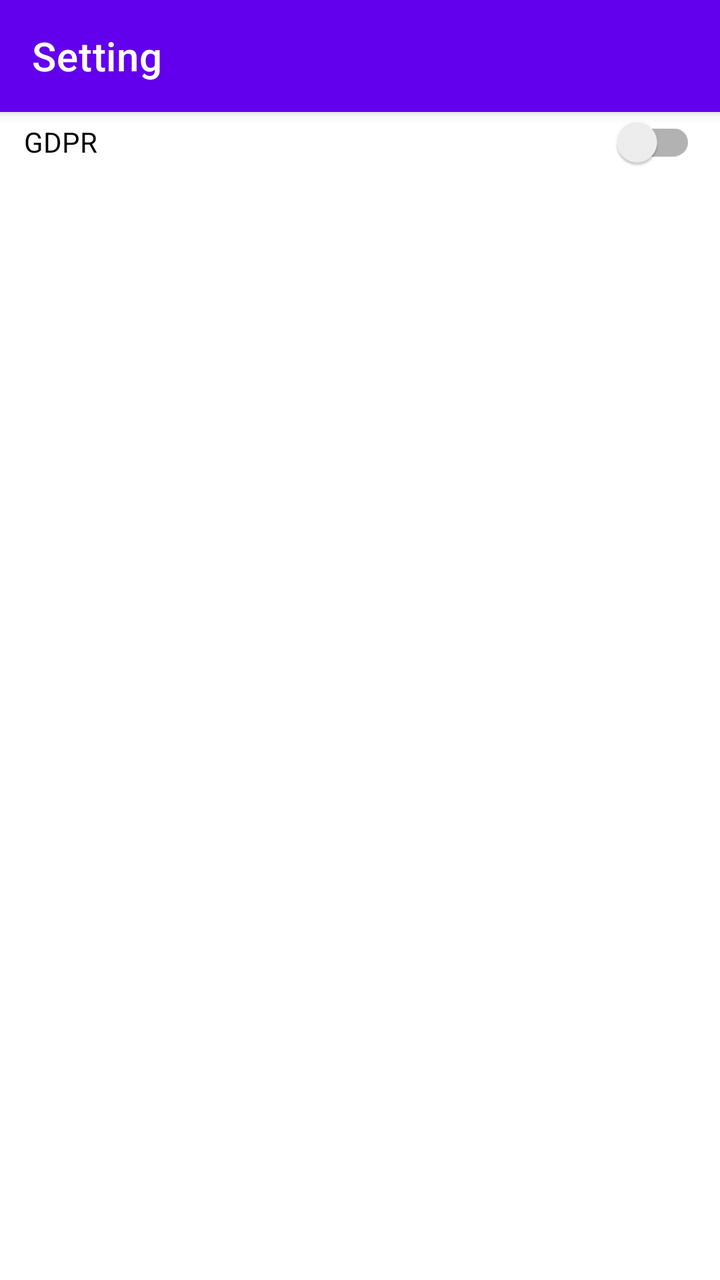
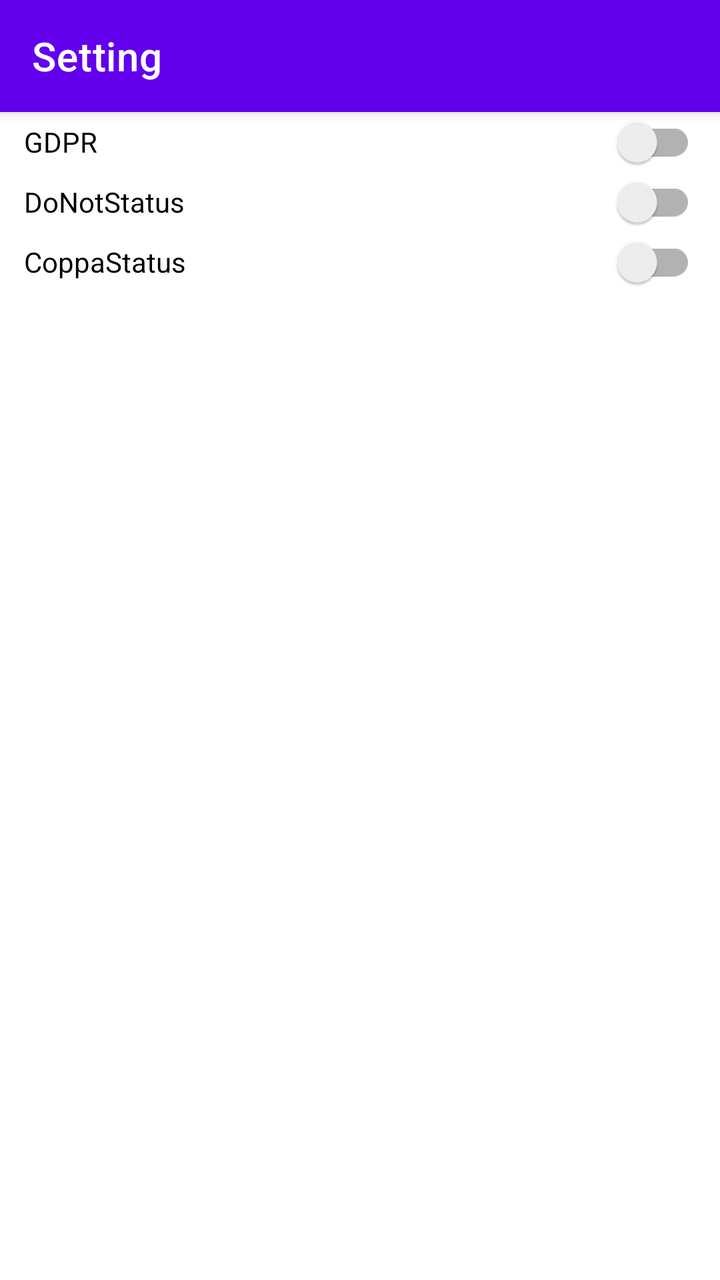

Before-and-after screenshots of an Android layout around one commit, followed by the original layout XML and the change that was made.
<!-- AndroidManifest.xml: application theme Theme.ZMaticooAndroidDemo -->
<!-- res/layout/activity_setting.xml -->
<?xml version="1.0" encoding="utf-8"?>
<androidx.core.widget.NestedScrollView xmlns:android="http://schemas.android.com/apk/res/android"
    xmlns:app="http://schemas.android.com/apk/res-auto"
    android:layout_width="match_parent"
    android:layout_height="match_parent">

    <LinearLayout
        android:layout_width="match_parent"
        android:layout_height="wrap_content"
        android:orientation="vertical">

        <com.google.android.material.appbar.MaterialToolbar
            android:id="@+id/toolbar"
            android:layout_width="match_parent"
            android:layout_height="?attr/actionBarSize"
            android:background="?attr/colorPrimary"
            android:elevation="4dp"
            android:theme="@style/ThemeOverlay.MaterialComponents.Dark.ActionBar"
            app:popupTheme="@style/ThemeOverlay.MaterialComponents.Light"
            app:title="Setting" />

        <RelativeLayout
            android:layout_width="match_parent"
            android:layout_height="30dp"
            android:layout_marginStart="12dp"
            android:layout_marginEnd="12dp">

            <TextView
                android:layout_width="wrap_content"
                android:layout_height="wrap_content"
                android:layout_centerVertical="true"
                android:text="GDPR"
                android:textColor="@color/black" />

            <androidx.appcompat.widget.SwitchCompat
                android:id="@+id/switchGdpr"
                android:layout_width="wrap_content"
                android:layout_height="wrap_content"
                android:layout_alignParentEnd="true"
                android:layout_centerVertical="true" />
        </RelativeLayout>
    </LinearLayout>
</androidx.core.widget.NestedScrollView>
<!-- resources referenced by this layout -->
<resources>
  <color name="black">#FF000000</color>
  <style name="Theme.ZMaticooAndroidDemo" parent="Theme.MaterialComponents.DayNight.NoActionBar">
          
          <item name="colorPrimary">@color/purple_500</item>
          <item name="colorPrimaryVariant">@color/purple_700</item>
          <item name="colorOnPrimary">@color/white</item>
          
          <item name="colorSecondary">@color/teal_200</item>
          <item name="colorSecondaryVariant">@color/teal_700</item>
          <item name="colorOnSecondary">@color/black</item>
          
          <item name="android:statusBarColor">?attr/colorPrimaryVariant</item>
          
      </style>
  <color name="purple_500">#FF6200EE</color>
  <color name="purple_700">#FF3700B3</color>
  <color name="white">#FFFFFFFF</color>
  <color name="teal_200">#FF03DAC5</color>
  <color name="teal_700">#FF018786</color>
</resources>

<!-- the commit's change to res/layout/activity_setting.xml (unified diff, before → after) -->
@@ -39,5 +39,46 @@
                 android:layout_alignParentEnd="true"
                 android:layout_centerVertical="true" />
         </RelativeLayout>
+        <RelativeLayout
+            android:layout_width="match_parent"
+            android:layout_height="30dp"
+            android:layout_marginStart="12dp"
+            android:layout_marginEnd="12dp">
+
+            <TextView
+                android:layout_width="wrap_content"
+                android:layout_height="wrap_content"
+                android:layout_centerVertical="true"
+                android:text="DoNotStatus"
+                android:textColor="@color/black" />
+
+            <androidx.appcompat.widget.SwitchCompat
+                android:id="@+id/switchDoNotStatus"
+                android:layout_width="wrap_content"
+                android:layout_height="wrap_content"
+                android:layout_alignParentEnd="true"
+                android:layout_centerVertical="true" />
+        </RelativeLayout>
+
+        <RelativeLayout
+            android:layout_width="match_parent"
+            android:layout_height="30dp"
+            android:layout_marginStart="12dp"
+            android:layout_marginEnd="12dp">
+
+            <TextView
+                android:layout_width="wrap_content"
+                android:layout_height="wrap_content"
+                android:layout_centerVertical="true"
+                android:text="CoppaStatus"
+                android:textColor="@color/black" />
+
+            <androidx.appcompat.widget.SwitchCompat
+                android:id="@+id/switchCoppaStatus"
+                android:layout_width="wrap_content"
+                android:layout_height="wrap_content"
+                android:layout_alignParentEnd="true"
+                android:layout_centerVertical="true" />
+        </RelativeLayout>
     </LinearLayout>
 </androidx.core.widget.NestedScrollView>
